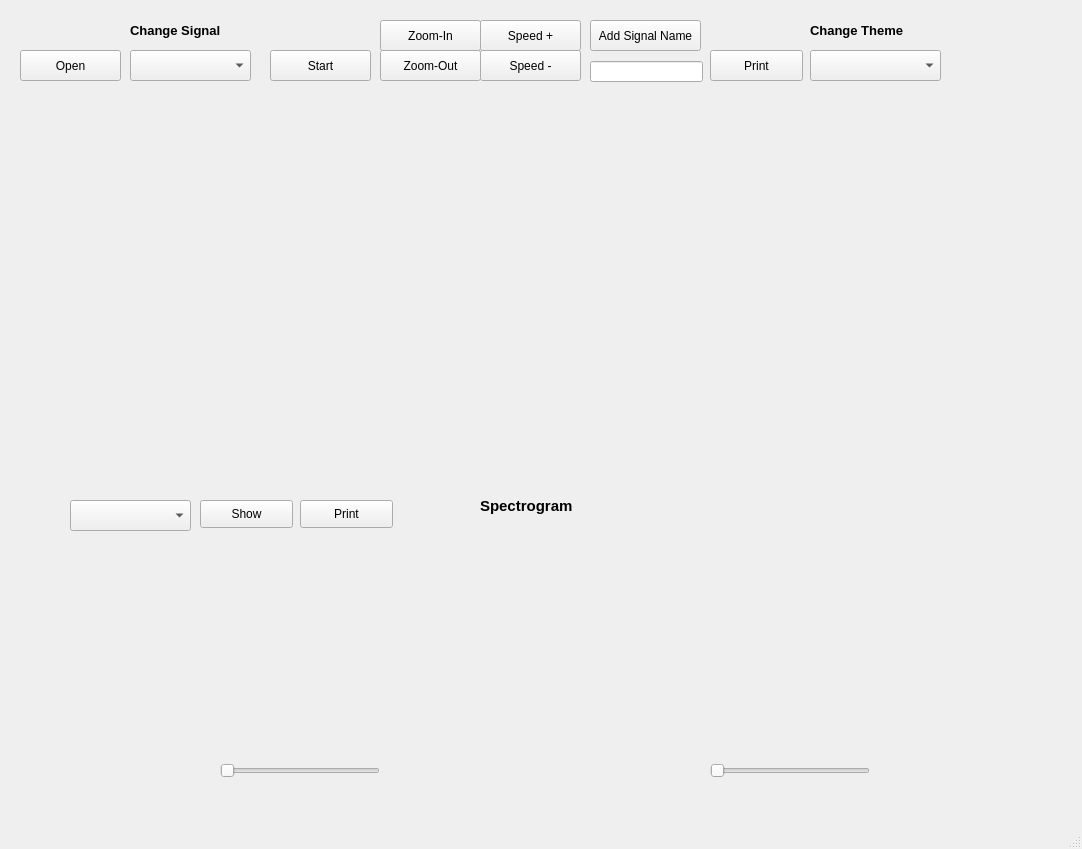
Old version of the form IsaWorking-Copy.ui in the repository Abdelrahmanhassan1/Signal-Viewer.
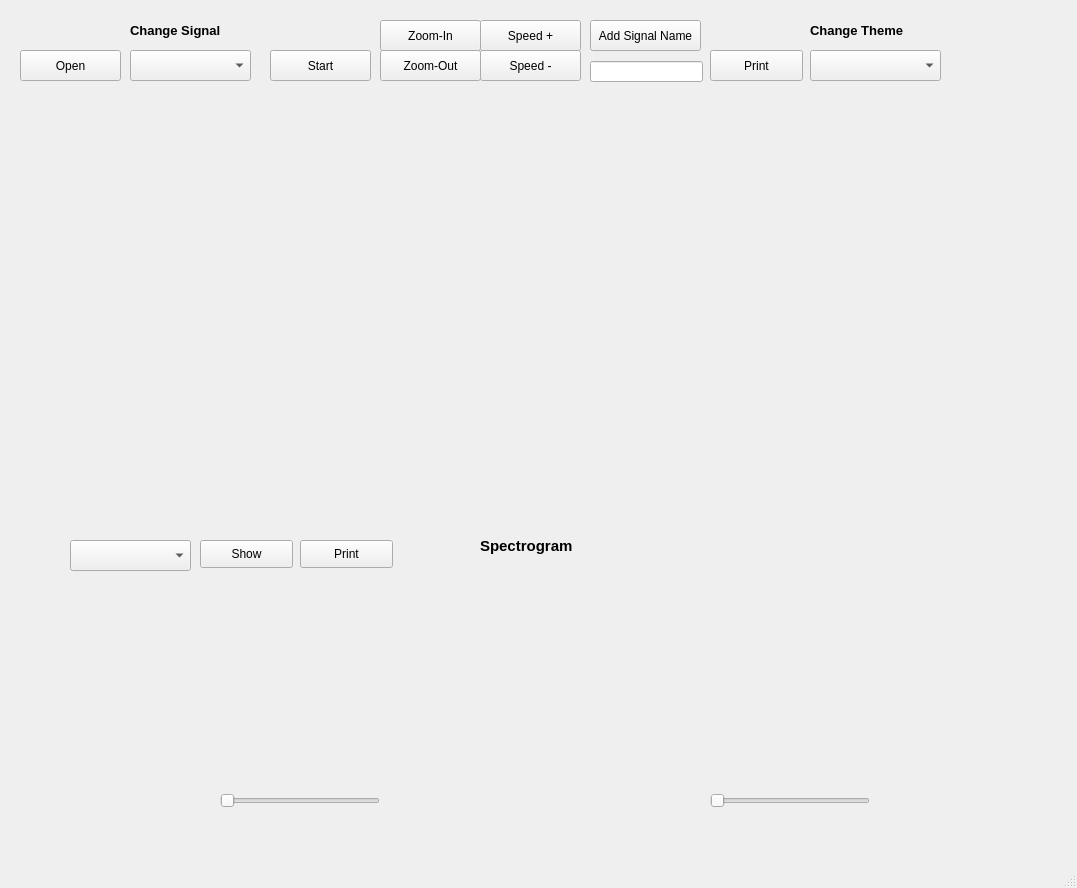
New version of the form.

Patch:
```diff
--- a/IsaWorking-Copy.ui
+++ b/IsaWorking-Copy.ui
@@ -6,8 +6,8 @@
    <rect>
     <x>0</x>
     <y>0</y>
-    <width>1082</width>
-    <height>849</height>
+    <width>1077</width>
+    <height>888</height>
    </rect>
   </property>
   <property name="windowTitle">
@@ -18,9 +18,9 @@
     <property name="geometry">
      <rect>
       <x>20</x>
-      <y>90</y>
+      <y>80</y>
       <width>1011</width>
-      <height>391</height>
+      <height>151</height>
      </rect>
     </property>
     <layout class="QVBoxLayout" name="verticalLayout"/>
@@ -156,7 +156,7 @@
     <property name="geometry">
      <rect>
       <x>20</x>
-      <y>540</y>
+      <y>570</y>
       <width>1011</width>
       <height>201</height>
      </rect>
@@ -167,7 +167,7 @@
     <property name="geometry">
      <rect>
       <x>220</x>
-      <y>760</y>
+      <y>790</y>
       <width>160</width>
       <height>22</height>
      </rect>
@@ -180,7 +180,7 @@
     <property name="geometry">
      <rect>
       <x>710</x>
-      <y>760</y>
+      <y>790</y>
       <width>160</width>
       <height>22</height>
      </rect>
@@ -193,7 +193,7 @@
     <property name="geometry">
      <rect>
       <x>70</x>
-      <y>500</y>
+      <y>540</y>
       <width>121</width>
       <height>31</height>
      </rect>
@@ -203,7 +203,7 @@
     <property name="geometry">
      <rect>
       <x>200</x>
-      <y>500</y>
+      <y>540</y>
       <width>93</width>
       <height>28</height>
      </rect>
@@ -226,7 +226,7 @@
     <property name="geometry">
      <rect>
       <x>300</x>
-      <y>500</y>
+      <y>540</y>
       <width>93</width>
       <height>28</height>
      </rect>
@@ -239,7 +239,7 @@
     <property name="geometry">
      <rect>
       <x>480</x>
-      <y>490</y>
+      <y>530</y>
       <width>121</width>
       <height>31</height>
      </rect>
@@ -295,6 +295,28 @@
      <string>Change Theme</string>
     </property>
    </widget>
+   <widget class="QWidget" name="verticalLayoutWidget_3">
+    <property name="geometry">
+     <rect>
+      <x>20</x>
+      <y>230</y>
+      <width>1011</width>
+      <height>151</height>
+     </rect>
+    </property>
+    <layout class="QVBoxLayout" name="verticalLayout_3"/>
+   </widget>
+   <widget class="QWidget" name="verticalLayoutWidget_4">
+    <property name="geometry">
+     <rect>
+      <x>20</x>
+      <y>380</y>
+      <width>1011</width>
+      <height>151</height>
+     </rect>
+    </property>
+    <layout class="QVBoxLayout" name="verticalLayout_5"/>
+   </widget>
   </widget>
   <widget class="QMenuBar" name="menubar">
    <property name="geometry">
```
Left out of the diff: 2 changed lines with no effect on the pictures.
